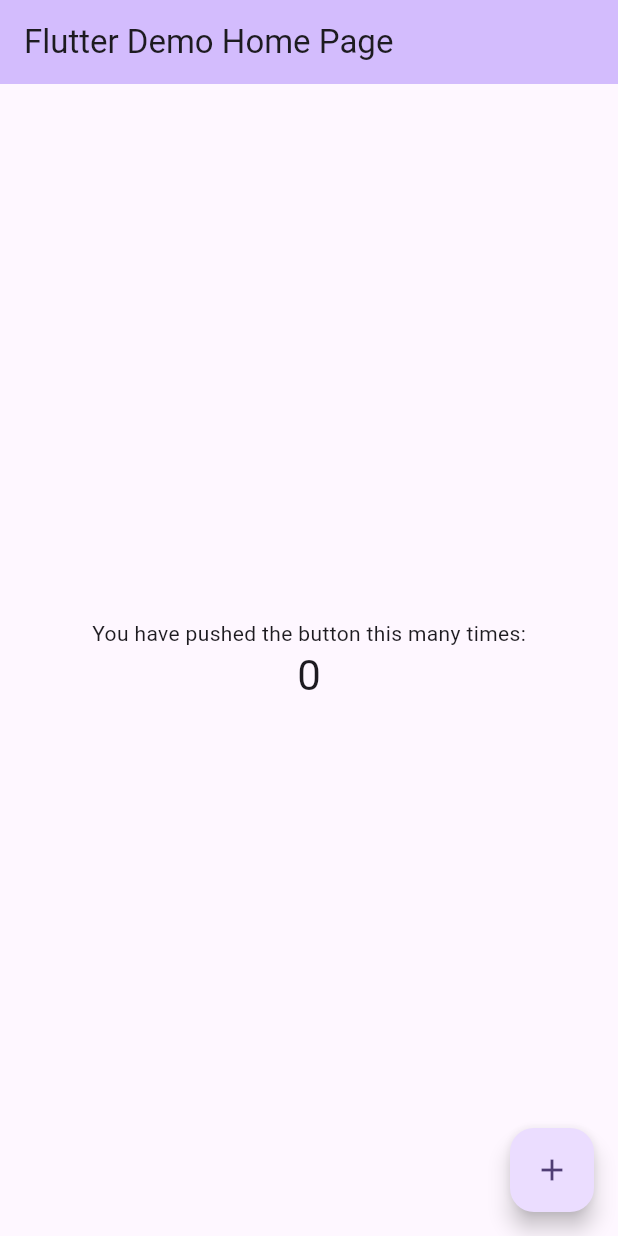
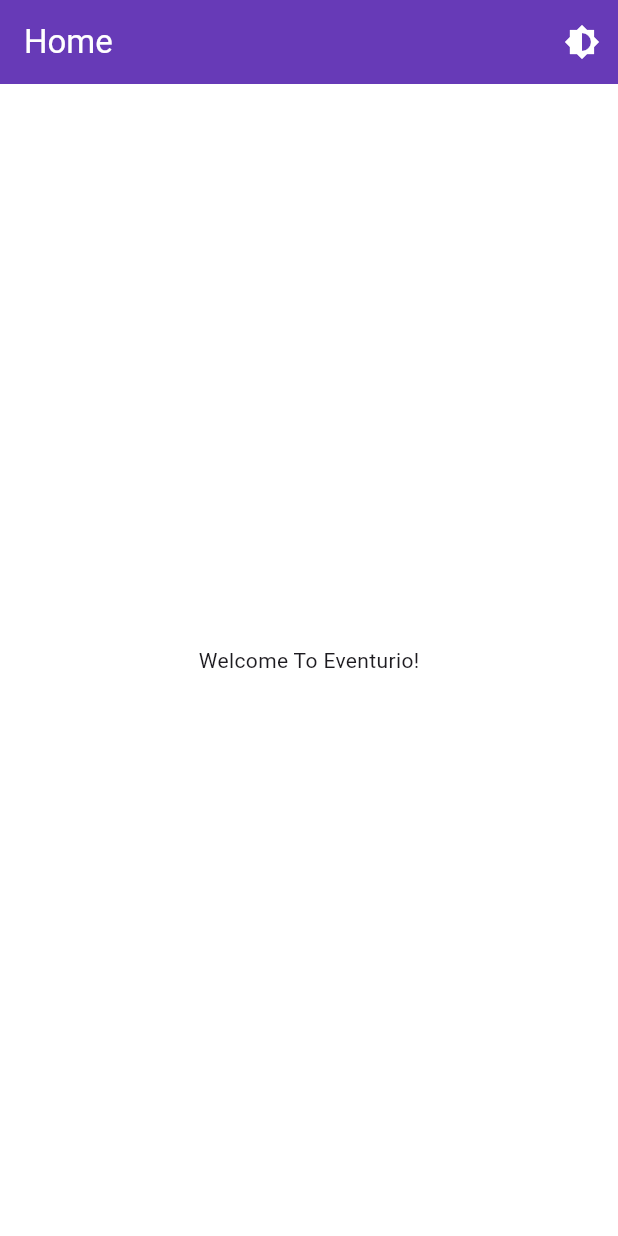
Before and after one commit to tusher0422/Eventurio, a Flutter app: the screen it shows after launch, on a phone screen of 412 x 824 dp. Run offline on Flutter 3.47's test engine with Material 3 defaults, Android fonts, the phone set to English and light mode, and no system bars; our stand-ins replace get.

Commit message:
Add Splash and Home screen with controller

```diff
--- a/lib/app/bindings/initial_binding.dart
+++ b/lib/app/bindings/initial_binding.dart
@@ -0,0 +1,10 @@
+import 'package:get/get.dart';
+import '../../controllers/theme_controller.dart';
+
+
+class InitialBinding extends Bindings{
+  @override
+  void dependencies(){
+    Get.put(ThemeController());
+  }
+}
--- a/lib/app/routes/app_pages.dart
+++ b/lib/app/routes/app_pages.dart
@@ -0,0 +1,13 @@
+import 'package:get/get.dart';
+import '../../screens/splash_screen.dart';
+import '../../screens/home_screen.dart';
+import 'app_routes.dart';
+
+class AppPages{
+  static const initial = AppRoutes.splash;
+
+  static final routes = [
+    GetPage(name: AppRoutes.splash , page: () => const SplashScreen()),
+    GetPage(name: AppRoutes.home, page: () => const HomeScreen()),
+  ];
+}
--- a/lib/app/routes/app_routes.dart
+++ b/lib/app/routes/app_routes.dart
@@ -0,0 +1,4 @@
+abstract class AppRoutes{
+  static const splash = '/splash';
+  static const home = '/home';
+}
--- a/lib/app/theme/app_colors.dart
+++ b/lib/app/theme/app_colors.dart
@@ -0,0 +1,14 @@
+import 'package:flutter/material.dart';
+
+class AppColors{
+  //Light
+  static const Color primary = Colors.deepPurple;
+  static const Color secondary = Colors.deepPurpleAccent;
+  static const Color background = Colors.white;
+  static const Color text = Colors.black;
+
+  //Dark
+  static const Color darkBackground = Color(0xFF121212);
+  static const Color darkText = Colors.white;
+
+}
--- a/lib/app/theme/app_theme.dart
+++ b/lib/app/theme/app_theme.dart
@@ -0,0 +1,24 @@
+import 'package:flutter/material.dart';
+import 'app_colors.dart';
+
+class AppTheme{
+  static final lightTheme = ThemeData(
+    brightness: Brightness.light,
+    primaryColor: AppColors.primary,
+    scaffoldBackgroundColor: AppColors.background,
+    appBarTheme: const AppBarTheme(
+      backgroundColor: AppColors.primary,
+      foregroundColor: Colors.white,
+    ),
+  );
+
+  static final darkTheme = ThemeData(
+    brightness: Brightness.dark,
+    primaryColor: AppColors.secondary,
+    scaffoldBackgroundColor: AppColors.darkBackground,
+    appBarTheme: const AppBarTheme(
+      backgroundColor: AppColors.darkBackground,
+      foregroundColor: AppColors.darkText,
+    ),
+  );
+}
--- a/lib/controllers/theme_controller.dart
+++ b/lib/controllers/theme_controller.dart
@@ -0,0 +1,11 @@
+import 'package:flutter/material.dart';
+import 'package:get/get.dart';
+
+class ThemeController extends GetxController{
+  var themeMode = ThemeMode.light.obs;
+
+  void toggleTheme(){
+    themeMode.value =
+        themeMode.value == ThemeMode.light ? ThemeMode.dark : ThemeMode.light;
+  }
+}
--- a/lib/main.dart
+++ b/lib/main.dart
@@ -1,122 +1,31 @@
 import 'package:flutter/material.dart';
+import 'package:get/get.dart';
+import 'app/routes/app_pages.dart';
+import 'app/theme/app_theme.dart';
+import 'controllers/theme_controller.dart';
+import 'app/bindings/initial_binding.dart';
 
 void main() {
-  runApp(const MyApp());
+  runApp(const EventurioApp());
 }
 
-class MyApp extends StatelessWidget {
-  const MyApp({super.key});
-
-  // This widget is the root of your application.
-  @override
-  Widget build(BuildContext context) {
-    return MaterialApp(
-      title: 'Flutter Demo',
-      theme: ThemeData(
-        // This is the theme of your application.
-        //
-        // TRY THIS: Try running your application with "flutter run". You'll see
-        // the application has a purple toolbar. Then, without quitting the app,
-        // try changing the seedColor in the colorScheme below to Colors.green
-        // and then invoke "hot reload" (save your changes or press the "hot
-        // reload" button in a Flutter-supported IDE, or press "r" if you used
-        // the command line to start the app).
-        //
-        // Notice that the counter didn't reset back to zero; the application
-        // state is not lost during the reload. To reset the state, use hot
-        // restart instead.
-        //
-        // This works for code too, not just values: Most code changes can be
-        // tested with just a hot reload.
-        colorScheme: ColorScheme.fromSeed(seedColor: Colors.deepPurple),
-      ),
-      home: const MyHomePage(title: 'Flutter Demo Home Page'),
-    );
-  }
-}
-
-class MyHomePage extends StatefulWidget {
-  const MyHomePage({super.key, required this.title});
-
-  // This widget is the home page of your application. It is stateful, meaning
-  // that it has a State object (defined below) that contains fields that affect
-  // how it looks.
-
-  // This class is the configuration for the state. It holds the values (in this
-  // case the title) provided by the parent (in this case the App widget) and
-  // used by the build method of the State. Fields in a Widget subclass are
-  // always marked "final".
-
-  final String title;
-
-  @override
-  State<MyHomePage> createState() => _MyHomePageState();
-}
-
-class _MyHomePageState extends State<MyHomePage> {
-  int _counter = 0;
-
-  void _incrementCounter() {
-    setState(() {
-      // This call to setState tells the Flutter framework that something has
-      // changed in this State, which causes it to rerun the build method below
-      // so that the display can reflect the updated values. If we changed
-      // _counter without calling setState(), then the build method would not be
-      // called again, and so nothing would appear to happen.
-      _counter++;
-    });
-  }
+class EventurioApp extends StatelessWidget{
+  const EventurioApp({super.key});
 
   @override
   Widget build(BuildContext context) {
-    // This method is rerun every time setState is called, for instance as done
-    // by the _incrementCounter method above.
-    //
-    // The Flutter framework has been optimized to make rerunning build methods
-    // fast, so that you can just rebuild anything that needs updating rather
-    // than having to individually change instances of widgets.
-    return Scaffold(
-      appBar: AppBar(
-        // TRY THIS: Try changing the color here to a specific color (to
-        // Colors.amber, perhaps?) and trigger a hot reload to see the AppBar
-        // change color while the other colors stay the same.
-        backgroundColor: Theme.of(context).colorScheme.inversePrimary,
-        // Here we take the value from the MyHomePage object that was created by
-        // the App.build method, and use it to set our appbar title.
-        title: Text(widget.title),
-      ),
-      body: Center(
-        // Center is a layout widget. It takes a single child and positions it
-        // in the middle of the parent.
-        child: Column(
-          // Column is also a layout widget. It takes a list of children and
-          // arranges them vertically. By default, it sizes itself to fit its
-          // children horizontally, and tries to be as tall as its parent.
-          //
-          // Column has various properties to control how it sizes itself and
-          // how it positions its children. Here we use mainAxisAlignment to
-          // center the children vertically; the main axis here is the vertical
-          // axis because Columns are vertical (the cross axis would be
-          // horizontal).
-          //
-          // TRY THIS: Invoke "debug painting" (choose the "Toggle Debug Paint"
-          // action in the IDE, or press "p" in the console), to see the
-          // wireframe for each widget.
-          mainAxisAlignment: MainAxisAlignment.center,
-          children: <Widget>[
-            const Text('You have pushed the button this many times:'),
-            Text(
-              '$_counter',
-              style: Theme.of(context).textTheme.headlineMedium,
-            ),
-          ],
-        ),
-      ),
-      floatingActionButton: FloatingActionButton(
-        onPressed: _incrementCounter,
-        tooltip: 'Increment',
-        child: const Icon(Icons.add),
-      ), // This trailing comma makes auto-formatting nicer for build methods.
-    );
+    final ThemeController themeController = Get.put(ThemeController());
+
+    return Obx(() => GetMaterialApp(
+      debugShowCheckedModeBanner: false,
+      title: "Eventurio",
+      theme: AppTheme.lightTheme,
+      darkTheme: AppTheme.darkTheme,
+      themeMode: themeController.themeMode.value,
+      initialBinding: InitialBinding(),
+      initialRoute: AppPages.initial,
+      getPages: AppPages.routes,
+    ));
   }
+
 }
--- a/lib/screens/home_screen.dart
+++ b/lib/screens/home_screen.dart
@@ -0,0 +1,26 @@
+import 'package:flutter/material.dart';
+import 'package:get/get.dart';
+import '../controllers/theme_controller.dart';
+
+class HomeScreen extends StatelessWidget{
+  const HomeScreen({super.key});
+
+  @override
+  Widget build(BuildContext context) {
+    final ThemeController themeController = Get.find();
+
+    return Scaffold(
+      appBar: AppBar(
+        title: const Text("Home"),
+        actions: [
+          IconButton(
+              icon: const Icon(Icons.brightness_6),
+              onPressed: () => themeController.toggleTheme())
+        ],
+      ),
+      body: const Center(
+        child: Text("Welcome To Eventurio!"),
+      ),
+    );
+  }
+}
```
Also changed, not shown: lib/screens/splash_screen.dart (+29 -0 lines), lib/widgets/app_button.dart (+20 -0 lines), pubspec.yaml (+8 -71 lines), pubspec.lock, 5 other files.
